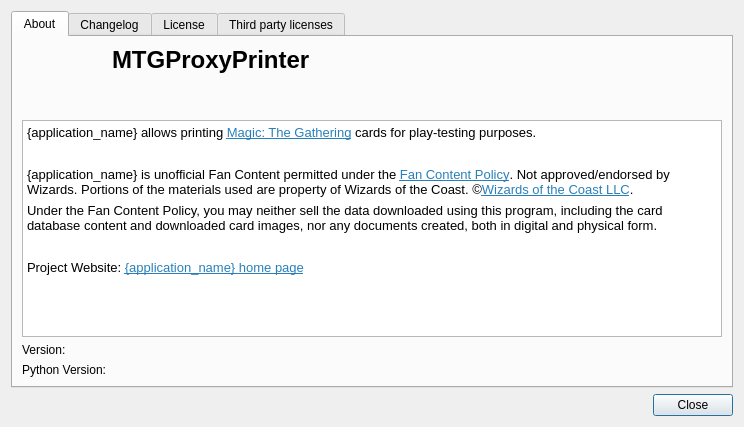
Before: the Qt Designer form mtg_proxy_printer/resources/ui/about_dialog.ui in luziferius/MTGProxyPrinter, drawn with Qt 5.
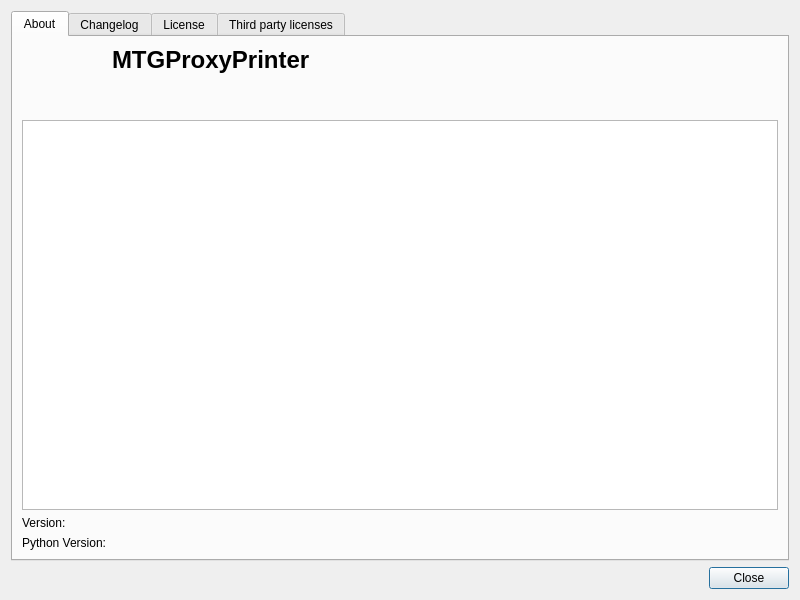
After: the same form once the commit is applied.

Commit message:
Simplyfied the About dialog layout. Removed a redundant (HTML) copy of the about text, which seemingly was added automatically by the Qt Designer application.
FossilOrigin-Name: db4ca30f7b5e36d4cd5530f390589713348c99194bb9fcb2ca3150322426662d

Patch:
```diff
--- a/mtg_proxy_printer/resources/ui/about_dialog.ui
+++ b/mtg_proxy_printer/resources/ui/about_dialog.ui
@@ -6,8 +6,8 @@
    <rect>
     <x>0</x>
     <y>0</y>
-    <width>744</width>
-    <height>427</height>
+    <width>800</width>
+    <height>600</height>
    </rect>
   </property>
   <property name="windowTitle">
@@ -16,18 +16,8 @@
   <property name="modal">
    <bool>true</bool>
   </property>
-  <layout class="QGridLayout" name="gridLayout">
-   <item row="1" column="0">
-    <widget class="QDialogButtonBox" name="buttonBox">
-     <property name="orientation">
-      <enum>Qt::Horizontal</enum>
-     </property>
-     <property name="standardButtons">
-      <set>QDialogButtonBox::Close</set>
-     </property>
-    </widget>
-   </item>
-   <item row="0" column="0">
+  <layout class="QVBoxLayout" name="verticalLayout">
+   <item>
     <widget class="QTabWidget" name="tab_widget">
      <property name="currentIndex">
       <number>0</number>
@@ -118,18 +108,6 @@
 
 </string>
          </property>
-         <property name="html">
-          <string>&lt;!DOCTYPE HTML PUBLIC &quot;-//W3C//DTD HTML 4.0//EN&quot; &quot;http://www.w3.org/TR/REC-html40/strict.dtd&quot;&gt;
-&lt;html&gt;&lt;head&gt;&lt;meta name=&quot;qrichtext&quot; content=&quot;1&quot; /&gt;&lt;style type=&quot;text/css&quot;&gt;
-p, li { white-space: pre-wrap; }
-&lt;/style&gt;&lt;/head&gt;&lt;body style=&quot; font-family:'Ubuntu'; font-size:10pt; font-weight:400; font-style:normal;&quot;&gt;
-&lt;p style=&quot; margin-top:6px; margin-bottom:6px; margin-left:0px; margin-right:0px; -qt-block-indent:0; text-indent:0px;&quot;&gt;&lt;span style=&quot; font-family:'Noto Sans';&quot;&gt;{application_name} allows printing &lt;/span&gt;&lt;a href=&quot;https://magic.wizards.com/&quot;&gt;&lt;span style=&quot; font-family:'Noto Sans'; text-decoration: underline; color:#2980b9;&quot;&gt;Magic: The Gathering&lt;/span&gt;&lt;/a&gt;&lt;span style=&quot; font-family:'Noto Sans';&quot;&gt; cards for play-testing purposes.&lt;/span&gt;&lt;/p&gt;
-&lt;p style=&quot;-qt-paragraph-type:empty; margin-top:6px; margin-bottom:6px; margin-left:0px; margin-right:0px; -qt-block-indent:0; text-indent:0px; font-family:'Noto Sans';&quot;&gt;&lt;br /&gt;&lt;/p&gt;
-&lt;p style=&quot; margin-top:6px; margin-bottom:6px; margin-left:0px; margin-right:0px; -qt-block-indent:0; text-indent:0px;&quot;&gt;&lt;span style=&quot; font-family:'Noto Sans';&quot;&gt;{application_name} is unofficial Fan Content permitted under the &lt;/span&gt;&lt;a href=&quot;https://company.wizards.com/fancontentpolicy&quot;&gt;&lt;span style=&quot; font-family:'Noto Sans'; text-decoration: underline; color:#2980b9;&quot;&gt;Fan Content Policy&lt;/span&gt;&lt;/a&gt;&lt;span style=&quot; font-family:'Noto Sans';&quot;&gt;. Not approved/endorsed by Wizards. Portions of the materials used are property of Wizards of the Coast. ©&lt;/span&gt;&lt;a href=&quot;https://company.wizards.com/&quot;&gt;&lt;span style=&quot; font-family:'Noto Sans'; text-decoration: underline; color:#2980b9;&quot;&gt;Wizards of the Coast LLC&lt;/span&gt;&lt;/a&gt;&lt;span style=&quot; font-family:'Noto Sans';&quot;&gt;.&lt;/span&gt;&lt;/p&gt;
-&lt;p style=&quot; margin-top:6px; margin-bottom:6px; margin-left:0px; margin-right:0px; -qt-block-indent:0; text-indent:0px;&quot;&gt;&lt;span style=&quot; font-family:'Noto Sans';&quot;&gt;Under the Fan Content Policy, you may neither sell the data downloaded using this program, including the card database content and downloaded card images, nor any documents created, both in digital and physical form.&lt;/span&gt;&lt;/p&gt;
-&lt;p style=&quot;-qt-paragraph-type:empty; margin-top:6px; margin-bottom:6px; margin-left:0px; margin-right:0px; -qt-block-indent:0; text-indent:0px; font-family:'Noto Sans';&quot;&gt;&lt;br /&gt;&lt;/p&gt;
-&lt;p style=&quot; margin-top:6px; margin-bottom:6px; margin-left:0px; margin-right:0px; -qt-block-indent:0; text-indent:0px;&quot;&gt;&lt;span style=&quot; font-family:'Noto Sans';&quot;&gt;Project Website: &lt;/span&gt;&lt;a href=&quot;http://1337net.duckdns.org:8080/MTGProxyPrinter&quot;&gt;&lt;span style=&quot; font-family:'Noto Sans'; text-decoration: underline; color:#2980b9;&quot;&gt;{application_name} home page&lt;/span&gt;&lt;/a&gt;&lt;/p&gt;&lt;/body&gt;&lt;/html&gt;</string>
-         </property>
          <property name="openExternalLinks">
           <bool>true</bool>
          </property>
@@ -153,12 +131,6 @@
        </item>
       </layout>
      </widget>
-     <widget class="QWidget" name="tab_changelog">
-      <attribute name="title">
-       <string>Changelog</string>
-      </attribute>
-      <layout class="QVBoxLayout" name="verticalLayout">
-       <item>
         <widget class="QTextBrowser" name="changelog_text_browser">
          <property name="inputMethodHints">
           <set>Qt::ImhNone</set>
@@ -172,16 +144,10 @@
          <property name="openExternalLinks">
           <bool>true</bool>
          </property>
-        </widget>
-       </item>
-      </layout>
-     </widget>
-     <widget class="QWidget" name="tab_license">
       <attribute name="title">
-       <string>License</string>
+       <string>Changelog</string>
       </attribute>
-      <layout class="QVBoxLayout" name="verticalLayout_2">
-       <item>
+     </widget>
         <widget class="QTextBrowser" name="license_text_browser">
          <property name="inputMethodHints">
           <set>Qt::ImhNone</set>
@@ -189,24 +155,28 @@
          <property name="openExternalLinks">
           <bool>true</bool>
          </property>
-        </widget>
-       </item>
-      </layout>
-     </widget>
-     <widget class="QWidget" name="tab">
       <attribute name="title">
-       <string>Third party licenses</string>
+       <string>License</string>
       </attribute>
-      <layout class="QVBoxLayout" name="verticalLayout_3">
-       <item>
+     </widget>
         <widget class="QTextBrowser" name="third_party_license_text_browser">
          <property name="openExternalLinks">
           <bool>true</bool>
          </property>
-        </widget>
-       </item>
-      </layout>
-     </widget>
+      <attribute name="title">
+       <string>Third party licenses</string>
+      </attribute>
+     </widget>
+    </widget>
+   </item>
+   <item>
+    <widget class="QDialogButtonBox" name="buttonBox">
+     <property name="orientation">
+      <enum>Qt::Horizontal</enum>
+     </property>
+     <property name="standardButtons">
+      <set>QDialogButtonBox::Close</set>
+     </property>
     </widget>
    </item>
   </layout>
```
Left out of the diff: 8 changed lines with no effect on the pictures. Lines whose indentation alone changed are shown as unchanged. The commit also changes 1 other file.
